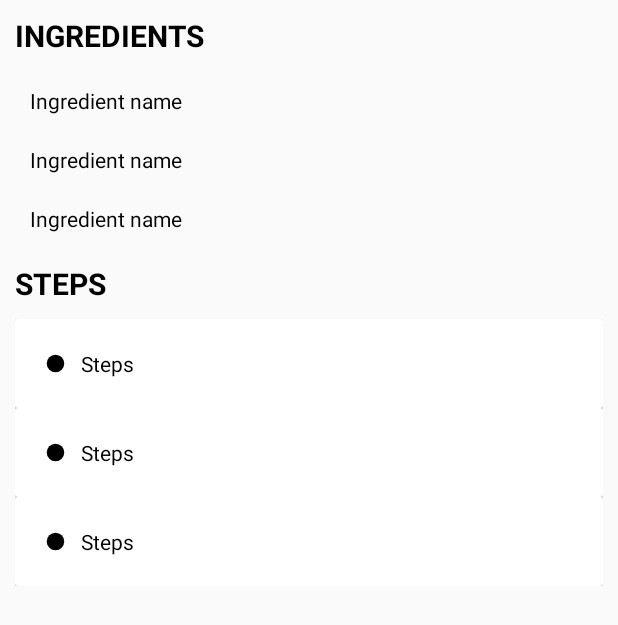
After one commit to AnusreeSajeevan/Baking-App, an Android app: the layout fragment_recipe_details.xml on its own in the app's theme, with its tools: preview values and no code run, on a phone screen of 412 x 824 dp. The commit adds this screen. Shown: the top 625 px of the screen. Run offline under Robolectric (Android 15) with nearby library versions, the phone set to English and light mode, and no system bars.

Commit message:
Add recipe details and step details layout

```diff
--- /dev/null
+++ b/app/src/main/res/drawable/ic_bullet_point.xml
@@ -0,0 +1,9 @@
+<vector xmlns:android="http://schemas.android.com/apk/res/android"
+        android:width="14dp"
+        android:height="14dp"
+        android:viewportWidth="24.0"
+        android:viewportHeight="24.0">
+    <path
+        android:fillColor="#FF000000"
+        android:pathData="M12,12m-10,0a10,10 0,1 1,20 0a10,10 0,1 1,-20 0"/>
+</vector>
--- /dev/null
+++ b/app/src/main/res/layout/fragment_recipe_details.xml
@@ -0,0 +1,49 @@
+<?xml version="1.0" encoding="utf-8"?>
+<ScrollView
+    xmlns:android="http://schemas.android.com/apk/res/android"
+    xmlns:app="http://schemas.android.com/apk/res-auto"
+    xmlns:tools="http://schemas.android.com/tools"
+    android:layout_width="match_parent"
+    android:layout_height="wrap_content">
+    <LinearLayout
+        android:layout_margin="@dimen/margin_10"
+        android:orientation="vertical"
+        android:layout_width="match_parent"
+        android:layout_height="wrap_content">
+
+        <TextView
+            android:textAllCaps="true"
+            android:textStyle="bold"
+            android:textColor="@color/colorBlack"
+            android:textSize="@dimen/text_size_ingredients_title"
+            android:id="@+id/txt_ingredients_title"
+            android:layout_width="wrap_content"
+            android:layout_height="wrap_content"
+            android:text="@string/ingredients" />
+
+        <android.support.v7.widget.RecyclerView
+            android:layout_marginTop="@dimen/margin_10"
+            tools:listitem="@layout/layout_ingredients_item"
+            android:id="@+id/recycler_view_ingredients"
+            android:layout_width="match_parent"
+            android:layout_height="wrap_content" />
+
+        <TextView
+            android:layout_marginTop="@dimen/margin_10"
+            android:textAllCaps="true"
+            android:textStyle="bold"
+            android:textColor="@color/colorBlack"
+            android:textSize="@dimen/text_size_ingredients_title"
+            android:id="@+id/txt_steps_title"
+            android:layout_width="wrap_content"
+            android:layout_height="wrap_content"
+            android:text="@string/steps" />
+
+        <android.support.v7.widget.RecyclerView
+            android:layout_marginTop="@dimen/margin_10"
+            tools:listitem="@layout/layout_steps_item"
+            android:id="@+id/recycler_view_steps"
+            android:layout_width="match_parent"
+            android:layout_height="wrap_content" />
+    </LinearLayout>
+</ScrollView>
--- /dev/null
+++ b/app/src/main/res/layout/fragment_step_details.xml
@@ -0,0 +1,23 @@
+<?xml version="1.0" encoding="utf-8"?>
+<LinearLayout xmlns:android="http://schemas.android.com/apk/res/android"
+    android:layout_width="match_parent"
+    android:layout_height="match_parent"
+    xmlns:tools="http://schemas.android.com/tools"
+    android:orientation="vertical">
+    <ImageView
+        android:background="@color/colorOverlay"
+        android:layout_width="match_parent"
+        android:layout_height="@dimen/step_video_height" />
+    <android.support.v7.widget.CardView
+        android:layout_width="match_parent"
+        android:layout_height="wrap_content"
+        android:layout_margin="@dimen/margin_10">
+        <TextView
+            android:textColor="@color/colorBlack"
+            tools:text="Recipe Step Instruction"
+            android:padding="@dimen/margin_20"
+            android:id="@+id/txt_step_instruction"
+            android:layout_width="match_parent"
+            android:layout_height="wrap_content" />
+    </android.support.v7.widget.CardView>
+</LinearLayout>
--- /dev/null
+++ b/app/src/main/res/layout/layout_ingredients_item.xml
@@ -0,0 +1,23 @@
+<?xml version="1.0" encoding="utf-8"?>
+<LinearLayout
+    xmlns:android="http://schemas.android.com/apk/res/android"
+    android:layout_width="match_parent"
+    android:padding="@dimen/margin_10"
+    android:layout_height="wrap_content"
+    xmlns:tools="http://schemas.android.com/tools">
+    <TextView
+        android:layout_gravity="center_vertical"
+        android:textColor="@color/colorBlack"
+        tools:text="Ingredient name"
+        android:id="@+id/txt_ingredient"
+        android:layout_width="0dp"
+        android:layout_weight=".8"
+        android:layout_height="wrap_content" />
+    <TextView
+        android:layout_gravity="center_vertical"
+        android:layout_weight=".2"
+        android:textColor="@color/colorBlack"
+        android:id="@+id/txt_quantity_measurement"
+        android:layout_width="0dp"
+        android:layout_height="wrap_content" />
+</LinearLayout>
--- /dev/null
+++ b/app/src/main/res/layout/layout_steps_item.xml
@@ -0,0 +1,16 @@
+<?xml version="1.0" encoding="utf-8"?>
+<android.support.v7.widget.CardView xmlns:android="http://schemas.android.com/apk/res/android"
+    android:layout_width="match_parent"
+    xmlns:tools="http://schemas.android.com/tools"
+    android:layout_height="wrap_content">
+    <TextView
+        android:layout_margin="@dimen/margin_20"
+        android:id="@+id/txt_brief_description"
+        android:textColor="@color/colorBlack"
+        android:drawablePadding="@dimen/margin_10"
+        tools:text="@string/steps"
+        android:drawableLeft="@drawable/ic_bullet_point"
+        android:drawableStart="@drawable/ic_bullet_point"
+        android:layout_width="wrap_content"
+        android:layout_height="wrap_content" />
+</android.support.v7.widget.CardView>
--- a/app/src/main/res/values/dimen.xml
+++ b/app/src/main/res/values/dimen.xml
@@ -2,6 +2,10 @@
 <resources>
     <dimen name="recipe_item_height">170dp</dimen>
     <dimen name="recipe_item_margin">3dp</dimen>
+    <dimen name="margin_10">10dp</dimen>
+    <dimen name="margin_20">20dp</dimen>
+    <dimen name="step_video_height">200dp</dimen>
 
     <dimen name="text_size_recipe_name">18sp</dimen>
+    <dimen name="text_size_ingredients_title">20sp</dimen>
 </resources>
--- a/app/src/main/res/values/strings.xml
+++ b/app/src/main/res/values/strings.xml
@@ -8,4 +8,6 @@
         <item quantity="other">%d steps</item>
     </plurals>
     <string name="recipes">Recipes</string>
+    <string name="ingredients">Ingredients</string>
+    <string name="steps">Steps</string>
 </resources>
```
